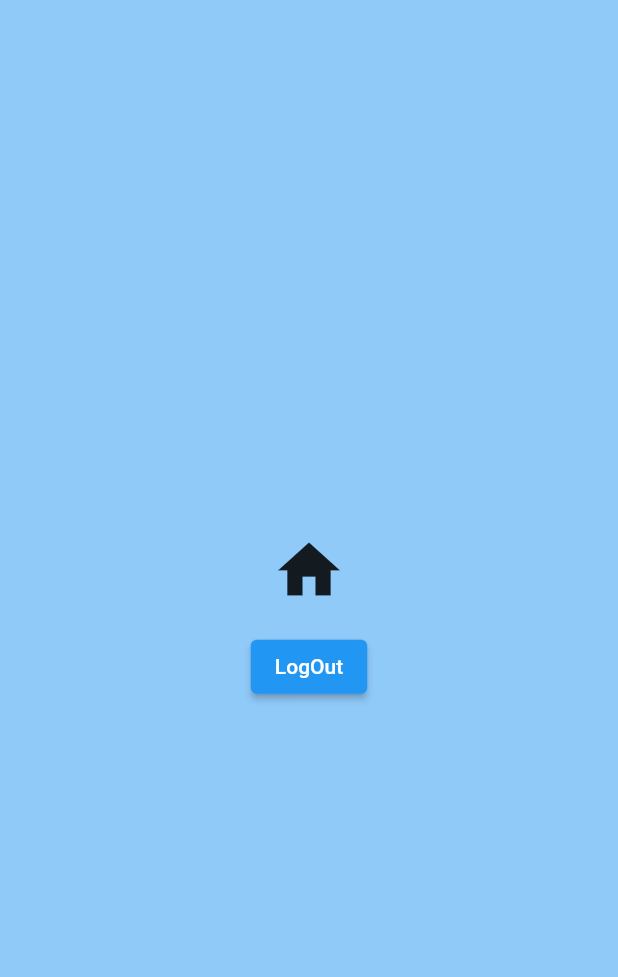
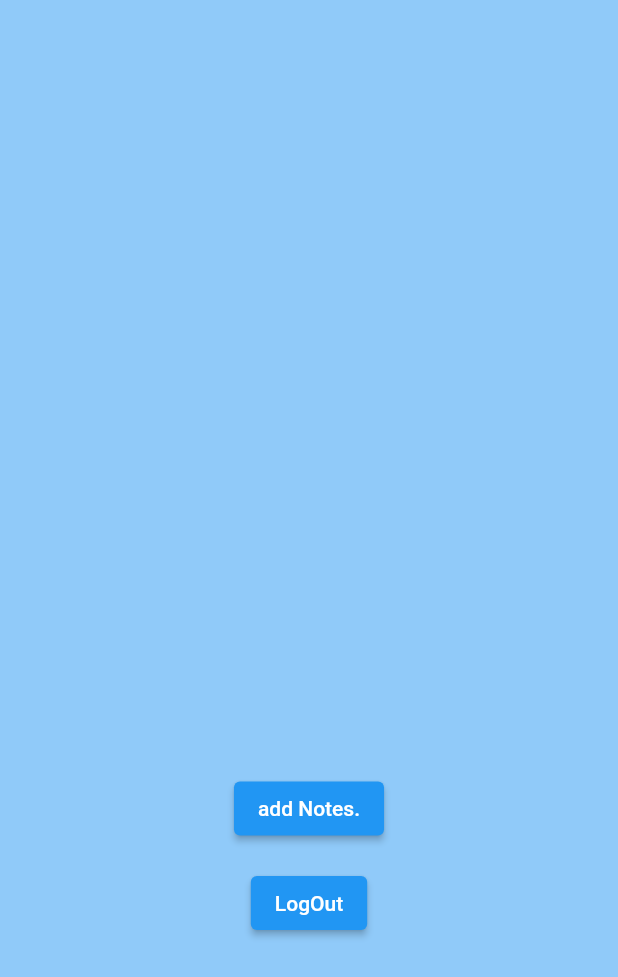
Before and after one commit to NikhilBeniwal1/chatapktsk-, a Flutter app: the screen it shows after launch, after a tap on "login", on a phone screen of 412 x 824 dp. Shown: the top 977 px of the screen. Run offline on Flutter 3.47's test engine with Material 2 defaults, Android fonts, the phone set to English and light mode, and no system bars; our stand-ins replace lottie, shared_preferences, sqflite; accounts and stored records are empty.

Commit message:
sqflite data base , create and fetch

```diff
--- /dev/null
+++ b/lib/app_database.dart
@@ -0,0 +1,54 @@
+import 'package:flutter/material.dart';
+import 'package:path/path.dart';
+import 'package:path_provider/path_provider.dart';
+import 'package:sqflite/sqflite.dart';
+
+// 24 nov
+class AppDatabase {
+  // private constructor (singleton )
+
+  AppDatabase._();
+  static final AppDatabase instance = AppDatabase._();
+//database variable
+  Database? myDB;
+  static final NOTE_TABLE = "Note";
+
+  Future<Database> initDB() async {
+    var docDirectory = await getApplicationDocumentsDirectory();
+    var dbPath = join(
+      docDirectory.path,
+      "notesDB.db",
+    );
+    return await openDatabase(dbPath, version: 1, onCreate: (db, version) {
+      //create all your tables here
+      db.execute(
+          "create table notes ( noteId integer primary key autoincrement, title text, desc text )");
+    });
+  }
+
+  void getDb() {}
+
+  Future<Database> getDB() async {
+    if (myDB != null) {
+      return myDB!;
+    } else {
+      myDB = await initDB();
+      return myDB!;
+    }
+  }
+
+  void addNote(String mTitle, String mDesc) async {
+    var db = await getDB();
+    db.insert("notes", {"title": mTitle, "desc": mDesc});
+  }
+
+  Future<List<Map<String, dynamic>>> fetchNote() async {
+    var db = await getDB();
+    var data = await db.query(
+      "notes",
+    );
+    return data;
+  }
+
+//sample comment for last line to keep  the space on save button
+}
--- a/lib/homescreen.dart
+++ b/lib/homescreen.dart
@@ -1,6 +1,8 @@
 import 'package:chatapptask/loginscreen.dart';
 import 'package:flutter/material.dart';
 import 'package:shared_preferences/shared_preferences.dart';
+
+import 'app_database.dart';
 
 class HomeScreen extends StatefulWidget {
   const HomeScreen({super.key});
@@ -10,21 +12,52 @@ class HomeScreen extends StatefulWidget {
 }
 
 class _HomeScreenState extends State<HomeScreen> {
+  late AppDatabase appDB;
+  List<Map<String, dynamic>> data = [];
   @override
+  void initState() {
+    // TODO: implement initState
+    super.initState();
+    appDB = AppDatabase.instance;
+    getAllNotes();
+    setState(() {});
+  }
+
+  void getAllNotes() async {
+    data = await appDB.fetchNote();
+    setState(() {});
+  }
+
   @override
   Widget build(BuildContext context) {
     return Scaffold(
       backgroundColor: Colors.blue.shade200,
-      body: Container(
-        child: Column(
-          mainAxisAlignment: MainAxisAlignment.center,
+      body: Column(
         children: [
-            Center(
-              child: Icon(
-                Icons.home,
-                size: 50,
+          Container(
+              height: 500,
+              child: ListView.builder(
+                itemCount: data.length,
+                itemBuilder: (context, index) {
+                  return ListTile(
+                    leading: SizedBox(
+                      width: MediaQuery.of(context).size.width * 0.2,
                     ),
+                    title: Text("${data[index]["title"]}"),
+                    subtitle: Text("${data[index]["desc"]}"),
+                  );
+                },
+              )),
+          SizedBox(
+            height: 15,
           ),
+          ElevatedButton(
+              onPressed: () async {
+                appDB.addNote(
+                    "new notes date 27", "Implement DB in flutter app");
+                getAllNotes();
+              },
+              child: Text("add Notes.")),
           SizedBox(
             height: 15,
           ),
@@ -38,9 +71,8 @@ class _HomeScreenState extends State<HomeScreen> {
                       builder: (context) => LoginScreen(),
                     ));
               },
-                child: Text("LogOut"))
+              child: Text("LogOut")),
         ],
-        ),
       ),
     );
   }
--- a/lib/loginscreen.dart
+++ b/lib/loginscreen.dart
@@ -1,3 +1,4 @@
+import 'package:chatapptask/app_database.dart';
 import 'package:chatapptask/homescreen.dart';
 import 'package:chatapptask/splash.dart';
 import 'package:flutter/material.dart';
@@ -54,6 +55,14 @@ class _LoginScreenState extends State<LoginScreen> {
                     style: TextStyle(fontSize: 30),
                   )))
         ],
-        ));
+      ),
+      floatingActionButton: FloatingActionButton(
+        onPressed: () {
+          var appDB = AppDatabase.instance;
+          appDB.addNote("New Note", "Implement DB in flutter app");
+        },
+        child: Icon(Icons.add),
+      ),
+    );
   }
 }
--- a/pubspec.yaml
+++ b/pubspec.yaml
@@ -37,6 +37,9 @@ dependencies:
   cupertino_icons: ^1.0.2
   lottie: ^2.6.0
   shared_preferences: ^2.2.2
+  sqflite: ^2.3.0
+  path: ^1.8.3
+  path_provider: ^2.1.1
 
 dev_dependencies:
   flutter_test:
```
Also changed, not shown: pubspec.lock, 1 other file. Lines whose indentation alone changed are shown as unchanged.
